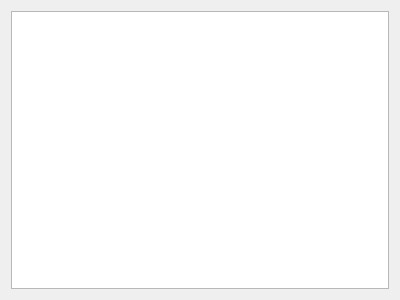
Old version of the form Tic-Tac-Toe_Qt/gamewindow.ui in the repository HKrecki/Tic-Tac-Toe.
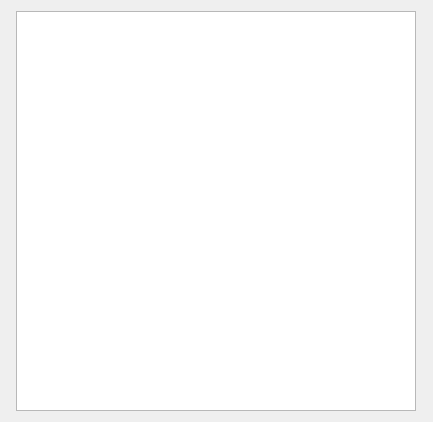
New version of the form.

The edit to the form file:
```diff
--- a/Tic-Tac-Toe_Qt/gamewindow.ui
+++ b/Tic-Tac-Toe_Qt/gamewindow.ui
@@ -6,16 +6,41 @@
    <rect>
     <x>0</x>
     <y>0</y>
-    <width>400</width>
-    <height>300</height>
+    <width>433</width>
+    <height>418</height>
    </rect>
   </property>
+  <property name="minimumSize">
+   <size>
+    <width>0</width>
+    <height>0</height>
+   </size>
+  </property>
+  <property name="maximumSize">
+   <size>
+    <width>1000</width>
+    <height>1000</height>
+   </size>
+  </property>
   <property name="windowTitle">
    <string>Form</string>
   </property>
   <layout class="QGridLayout" name="gridLayout">
    <item row="0" column="0">
-    <widget class="QGraphicsView" name="gameWindow_graphicsView"/>
+    <widget class="QGraphicsView" name="gameWindow_graphicsView">
+     <property name="minimumSize">
+      <size>
+       <width>400</width>
+       <height>400</height>
+      </size>
+     </property>
+     <property name="maximumSize">
+      <size>
+       <width>400</width>
+       <height>400</height>
+      </size>
+     </property>
+    </widget>
    </item>
   </layout>
  </widget>
```
